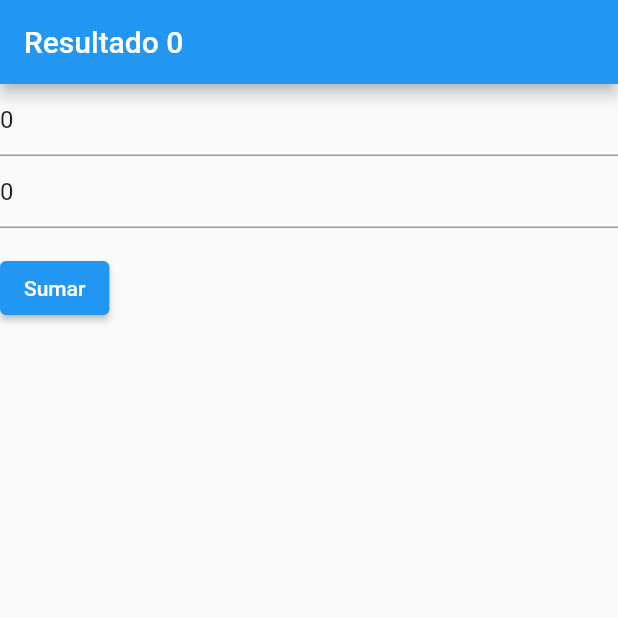
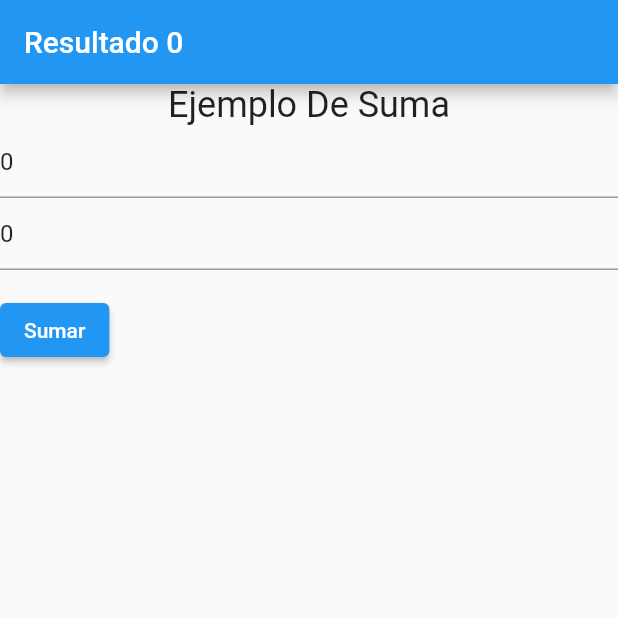
Before and after one commit to carlosdarioio/cf_flutter, a Flutter app: the screen it shows after launch, on a phone screen of 412 x 824 dp, the top half of it. Run offline on Flutter 3.47's test engine with Material 2 defaults, Android fonts, the phone set to English and light mode, and no system bars.

Commit message:
Update iniciando.dart

```diff
--- a/lib/iniciando.dart
+++ b/lib/iniciando.dart
@@ -29,8 +29,13 @@ class _IniciandoState extends State<Iniciando> {
           body: Form(
             //key: _formKey,
             child: Column(
+              /*
+              mainAxisAlignment: MainAxisAlignment.center,
+            crossAxisAlignment: CrossAxisAlignment.stretch
+              */
               crossAxisAlignment: CrossAxisAlignment.start,
               children: <Widget>[
+                Center(child: Text("Ejemplo De Suma",style: TextStyle(fontSize: 24),)),
                 TextFormField(
                   decoration:
                       InputDecoration(hintText: 'Please enter number 1'),
```
